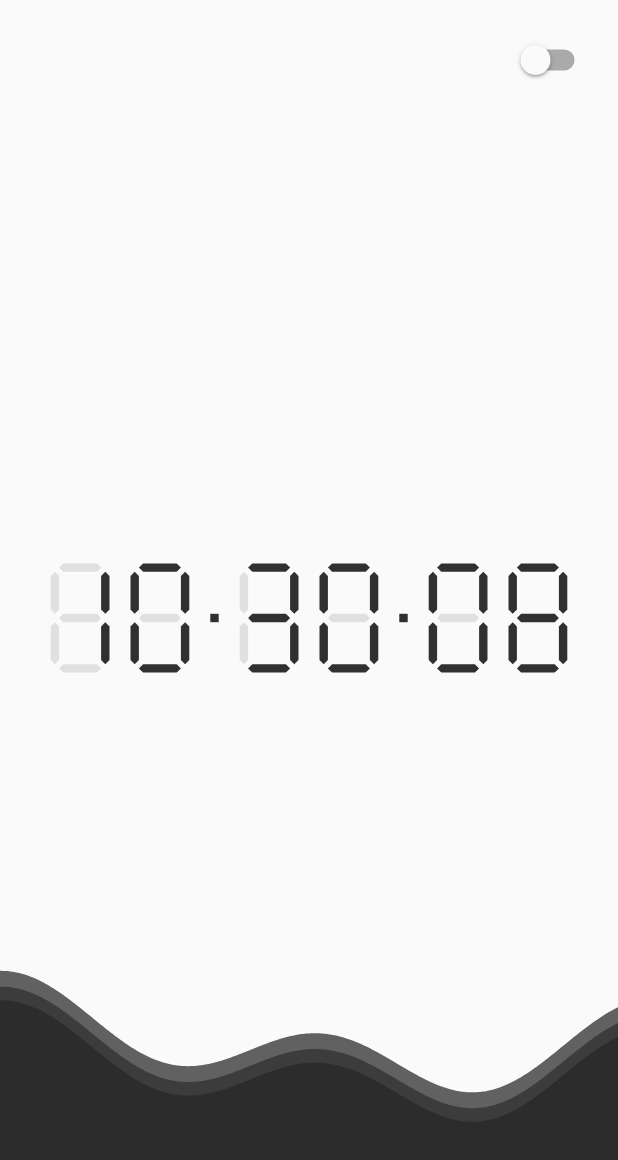
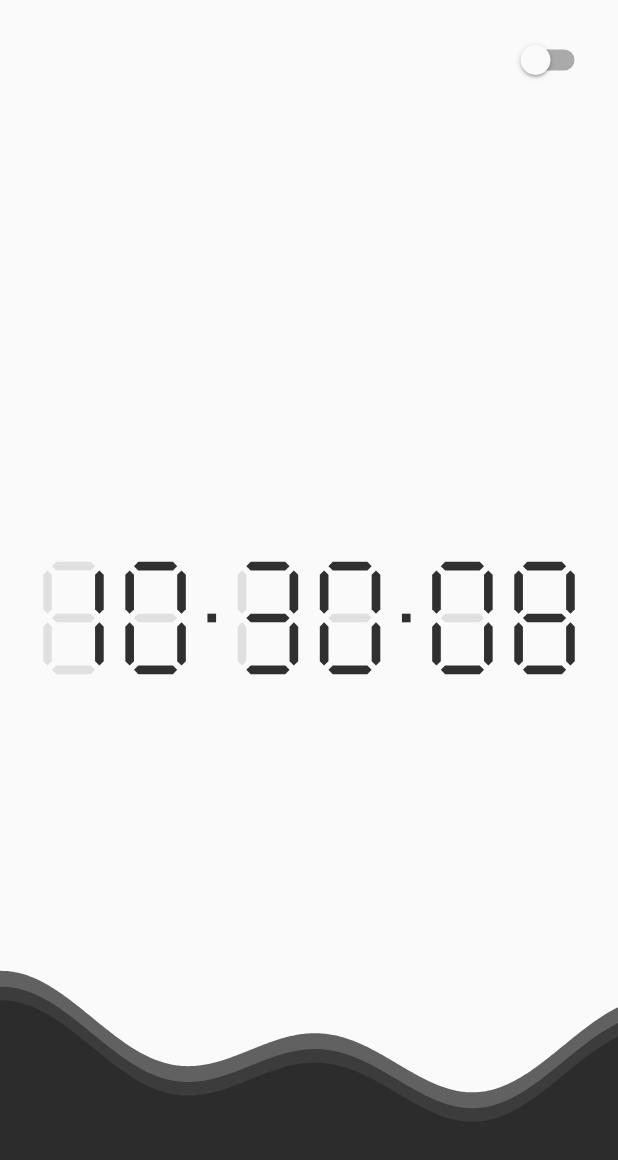
Before and after one commit to Cheersupzoo/digital_clock, a Flutter app: the screen it shows after launch, on a phone screen of 412 x 824 dp. Shown: the top 1160 px of the screen. Run offline on Flutter 3.47's test engine with Material 2 defaults, Android fonts, the light colour scheme and no system bars.

Commit message:
change name

```diff
--- a/lib/main.dart
+++ b/lib/main.dart
@@ -78,11 +78,33 @@ class _MyHomePageState extends State<MyHomePage> {
 
   @override
   Widget build(BuildContext context) {
+    // calculate Dash length
+    if ((MediaQuery.of(context).size.width /
+            MediaQuery.of(context).size.height) <
+        (14.3 / 5)) {
+      dashWidth = MediaQuery.of(context).size.width / (143 / 2);
+      dashHeight = dashWidth * 5;
+    } else {
+      dashHeight = (MediaQuery.of(context).size.height - 100.0) / (13 / 5);
+      dashWidth = dashHeight / 5;
+    }
     return Scaffold(
+        backgroundColor: isDark.value ? Colors.grey[900] : Colors.grey[50],
         body: SafeArea(
           child: Stack(children: <Widget>[
             _buildBackgroundWave(context),
-            _buildClock(),
+            Center(
+              child: Row(
+                mainAxisAlignment: MainAxisAlignment.center,
+                children: <Widget>[
+                  _buildHourDash(),
+                  _buildDot(),
+                  _buildMinuteDash(),
+                  _buildDot(),
+                  _buildSecondDash(),
+                ],
+              ),
+            ),
             _buildSwitch()
           ]),
         ));
```
